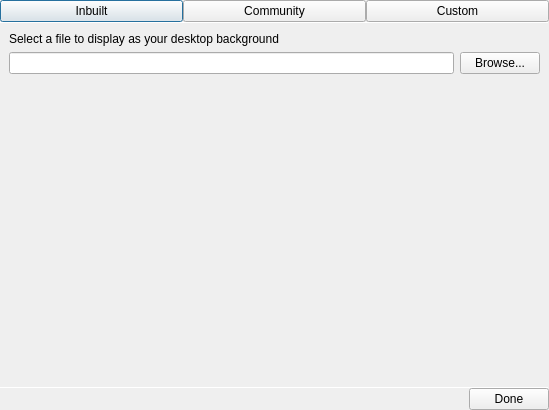
Qt form shell/choosebackground.ui (vicr123/theshell) before a commit.
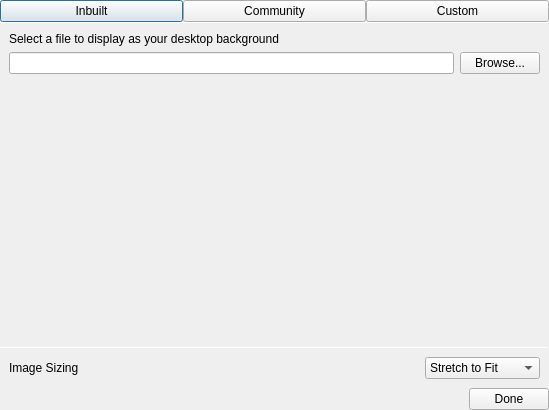
The same form after that commit. The open tabs and pages were chosen to show the change. Icons and pictures are not drawn.

Diff of the .ui file:
```diff
--- a/shell/choosebackground.ui
+++ b/shell/choosebackground.ui
@@ -423,6 +423,62 @@
      </property>
     </widget>
    </item>
+   <item>
+    <layout class="QHBoxLayout" name="horizontalLayout_6">
+     <property name="spacing">
+      <number>0</number>
+     </property>
+     <property name="leftMargin">
+      <number>9</number>
+     </property>
+     <property name="topMargin">
+      <number>9</number>
+     </property>
+     <property name="rightMargin">
+      <number>9</number>
+     </property>
+     <property name="bottomMargin">
+      <number>9</number>
+     </property>
+     <item>
+      <widget class="QLabel" name="label_7">
+       <property name="sizePolicy">
+        <sizepolicy hsizetype="Expanding" vsizetype="Preferred">
+         <horstretch>0</horstretch>
+         <verstretch>0</verstretch>
+        </sizepolicy>
+       </property>
+       <property name="text">
+        <string>Image Sizing</string>
+       </property>
+      </widget>
+     </item>
+     <item>
+      <widget class="QComboBox" name="stretchStyle">
+       <item>
+        <property name="text">
+         <string>Stretch to Fit</string>
+        </property>
+       </item>
+       <item>
+        <property name="text">
+         <string>Zoom and Crop</string>
+        </property>
+       </item>
+       <item>
+        <property name="text">
+         <string>Center</string>
+        </property>
+       </item>
+       <item>
+        <property name="text">
+         <string>Tile</string>
+        </property>
+       </item>
+      </widget>
+     </item>
+    </layout>
+   </item>
    <item>
     <layout class="QHBoxLayout" name="horizontalLayout_2">
      <item>
```
Left out of the diff: 5 changed lines with no effect on the pictures.
